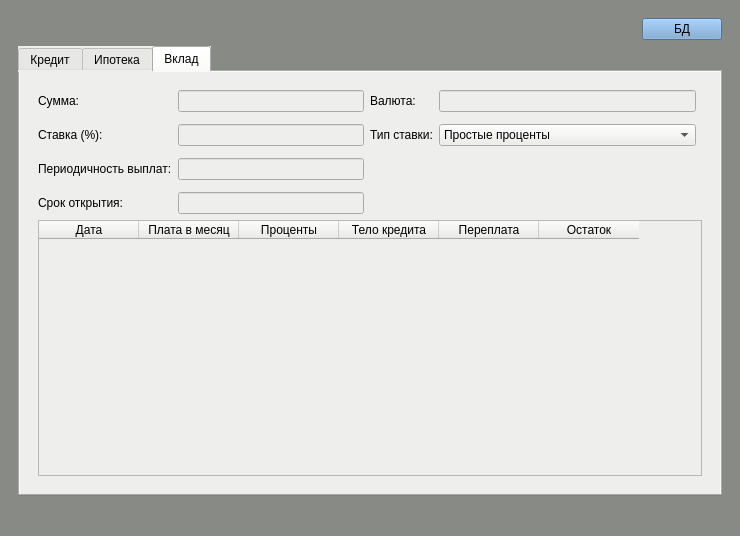
Above: mainwindow.ui from Fynth/calculator before the change. Below: the same form after it.
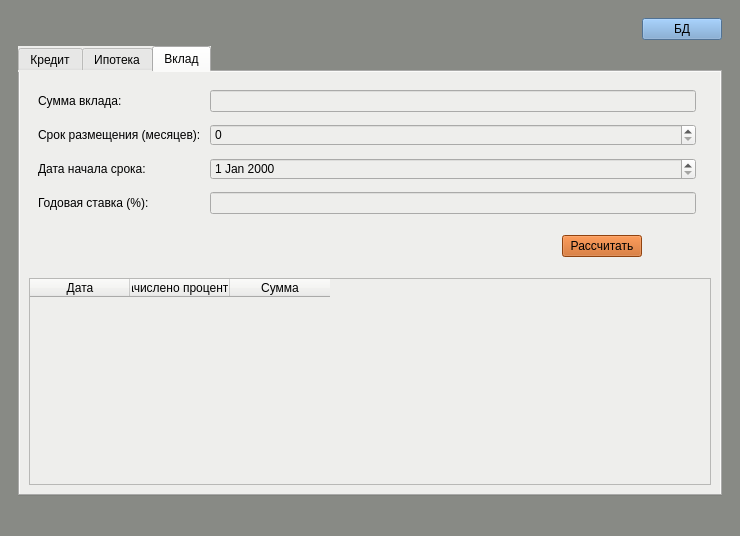
That is the form after the change.

The edit to the form file:
```diff
--- a/mainwindow.ui
+++ b/mainwindow.ui
@@ -354,151 +354,146 @@
            <attribute name="title">
             <string>Вклад</string>
            </attribute>
-           <layout class="QGridLayout" name="gridLayout_8">
-            <item row="0" column="0">
-             <widget class="QWidget" name="credit_3" native="true">
-              <layout class="QGridLayout" name="gridLayout_6">
-               <item row="1" column="0" colspan="3">
-                <widget class="QTableWidget" name="depositTable">
-                 <property name="sizePolicy">
-                  <sizepolicy hsizetype="Expanding" vsizetype="Expanding">
-                   <horstretch>0</horstretch>
-                   <verstretch>0</verstretch>
-                  </sizepolicy>
-                 </property>
-                 <property name="styleSheet">
-                  <string notr="true"/>
-                 </property>
-                 <column>
-                  <property name="text">
-                   <string>Дата</string>
-                  </property>
-                 </column>
-                 <column>
-                  <property name="text">
-                   <string>Плата в месяц</string>
-                  </property>
-                 </column>
-                 <column>
-                  <property name="text">
-                   <string>Проценты</string>
-                  </property>
-                 </column>
-                 <column>
-                  <property name="text">
-                   <string>Тело кредита</string>
-                  </property>
-                 </column>
-                 <column>
-                  <property name="text">
-                   <string>Переплата</string>
-                  </property>
-                 </column>
-                 <column>
-                  <property name="text">
-                   <string>Остаток</string>
-                  </property>
-                 </column>
-                </widget>
-               </item>
-               <item row="0" column="1">
-                <layout class="QFormLayout" name="creditHorizontalLayout_6">
-                 <property name="verticalSpacing">
-                  <number>12</number>
-                 </property>
-                 <item row="0" column="0">
-                  <widget class="QLabel" name="label_16">
-                   <property name="text">
-                    <string>Валюта:</string>
-                   </property>
-                  </widget>
-                 </item>
-                 <item row="0" column="1">
-                  <widget class="QLineEdit" name="lineEdit_19"/>
-                 </item>
-                 <item row="1" column="0">
-                  <widget class="QLabel" name="label_17">
-                   <property name="text">
-                    <string>Тип ставки:</string>
-                   </property>
-                  </widget>
-                 </item>
-                 <item row="1" column="1">
-                  <widget class="QComboBox" name="comboBox">
-                   <item>
-                    <property name="text">
-                     <string>Простые проценты</string>
-                    </property>
-                   </item>
-                   <item>
-                    <property name="text">
-                     <string>Ежедневная капитализация</string>
-                    </property>
-                   </item>
-                   <item>
-                    <property name="text">
-                     <string>Ежемесячная капитализация</string>
-                    </property>
-                   </item>
-                   <item>
-                    <property name="text">
-                     <string>Ежеквартальная капиталция</string>
-                    </property>
-                   </item>
-                  </widget>
-                 </item>
-                </layout>
-               </item>
-               <item row="0" column="0">
-                <layout class="QFormLayout" name="creditHorizontalLayout_7">
-                 <property name="verticalSpacing">
-                  <number>12</number>
-                 </property>
-                 <item row="0" column="0">
-                  <widget class="QLabel" name="depositSumlabel">
-                   <property name="text">
-                    <string>Сумма:</string>
-                   </property>
-                  </widget>
-                 </item>
-                 <item row="0" column="1">
-                  <widget class="QLineEdit" name="depositSum"/>
-                 </item>
-                 <item row="1" column="0">
-                  <widget class="QLabel" name="depositPercentlabel">
-                   <property name="text">
-                    <string>Ставка (%):</string>
-                   </property>
-                  </widget>
-                 </item>
-                 <item row="1" column="1">
-                  <widget class="QLineEdit" name="depositPercent"/>
-                 </item>
-                 <item row="2" column="0">
-                  <widget class="QLabel" name="depositFrequencylabel">
-                   <property name="text">
-                    <string>Периодичность выплат:</string>
-                   </property>
-                  </widget>
-                 </item>
-                 <item row="2" column="1">
-                  <widget class="QLineEdit" name="depositFrequency"/>
-                 </item>
-                 <item row="3" column="0">
-                  <widget class="QLabel" name="depositDatelabel">
-                   <property name="text">
-                    <string>Срок открытия:</string>
-                   </property>
-                  </widget>
-                 </item>
-                 <item row="3" column="1">
-                  <widget class="QLineEdit" name="depositDate"/>
-                 </item>
-                </layout>
-               </item>
-              </layout>
+           <layout class="QGridLayout" name="gridLayout_6">
+            <item row="2" column="0" colspan="2">
+             <widget class="QTableWidget" name="depositTable">
+              <column>
+               <property name="text">
+                <string>Дата</string>
+               </property>
+              </column>
+              <column>
+               <property name="text">
+                <string>Начислено процентов</string>
+               </property>
+              </column>
+              <column>
+               <property name="text">
+                <string>Сумма</string>
+               </property>
+              </column>
              </widget>
             </item>
+            <item row="0" column="0">
+             <layout class="QFormLayout" name="formLayout">
+              <property name="horizontalSpacing">
+               <number>9</number>
+              </property>
+              <property name="verticalSpacing">
+               <number>12</number>
+              </property>
+              <property name="leftMargin">
+               <number>9</number>
+              </property>
+              <property name="topMargin">
+               <number>9</number>
+              </property>
+              <property name="rightMargin">
+               <number>9</number>
+              </property>
+              <item row="0" column="0">
+               <widget class="QLabel" name="depositSumlabel">
+                <property name="text">
+                 <string>Сумма вклада:</string>
+                </property>
+               </widget>
+              </item>
+              <item row="0" column="1">
+               <widget class="QLineEdit" name="depositSum"/>
+              </item>
+              <item row="1" column="0">
+               <widget class="QLabel" name="depositTimelabel">
+                <property name="text">
+                 <string>Срок размещения (месяцев):</string>
+                </property>
+               </widget>
+              </item>
+              <item row="1" column="1">
+               <widget class="QSpinBox" name="depositTime"/>
+              </item>
+              <item row="3" column="0">
+               <widget class="QLabel" name="depositPercentlabel">
+                <property name="text">
+                 <string>Годовая ставка (%):</string>
+                </property>
+               </widget>
+              </item>
+              <item row="3" column="1">
+               <widget class="QLineEdit" name="depositPercent"/>
+              </item>
+              <item row="2" column="1">
+               <widget class="QDateEdit" name="depositDate"/>
+              </item>
+              <item row="2" column="0">
+               <widget class="QLabel" name="depositDatelabel">
+                <property name="text">
+                 <string>Дата начала срока:</string>
+                </property>
+               </widget>
+              </item>
+             </layout>
+            </item>
+            <item row="1" column="0" colspan="2">
+             <layout class="QHBoxLayout" name="horizontalLayout_2">
+              <property name="leftMargin">
+               <number>9</number>
+              </property>
+              <property name="topMargin">
+               <number>6</number>
+              </property>
+              <property name="rightMargin">
+               <number>9</number>
+              </property>
+              <property name="bottomMargin">
+               <number>6</number>
+              </property>
+              <item>
+               <spacer name="horizontalSpacer_8">
+                <property name="orientation">
+                 <enum>Qt::Horizontal</enum>
+                </property>
+                <property name="sizeHint" stdset="0">
+                 <size>
+                  <width>40</width>
+                  <height>40</height>
+                 </size>
+                </property>
+               </spacer>
+              </item>
+              <item>
+               <widget class="QPushButton" name="depositCountButton">
+                <property name="contextMenuPolicy">
+                 <enum>Qt::DefaultContextMenu</enum>
+                </property>
+                <property name="layoutDirection">
+                 <enum>Qt::LeftToRight</enum>
+                </property>
+                <property name="styleSheet">
+                 <string notr="true">background-color: rgb(201, 94, 22);</string>
+                </property>
+                <property name="text">
+                 <string>Рассчитать</string>
+                </property>
+               </widget>
+              </item>
+              <item>
+               <spacer name="horizontalSpacer_9">
+                <property name="orientation">
+                 <enum>Qt::Horizontal</enum>
+                </property>
+                <property name="sizeType">
+                 <enum>QSizePolicy::Minimum</enum>
+                </property>
+                <property name="sizeHint" stdset="0">
+                 <size>
+                  <width>60</width>
+                  <height>20</height>
+                 </size>
+                </property>
+               </spacer>
+              </item>
+             </layout>
+            </item>
            </layout>
           </widget>
          </widget>
```
Left out of the diff: 537 changed lines with no effect on the pictures.
